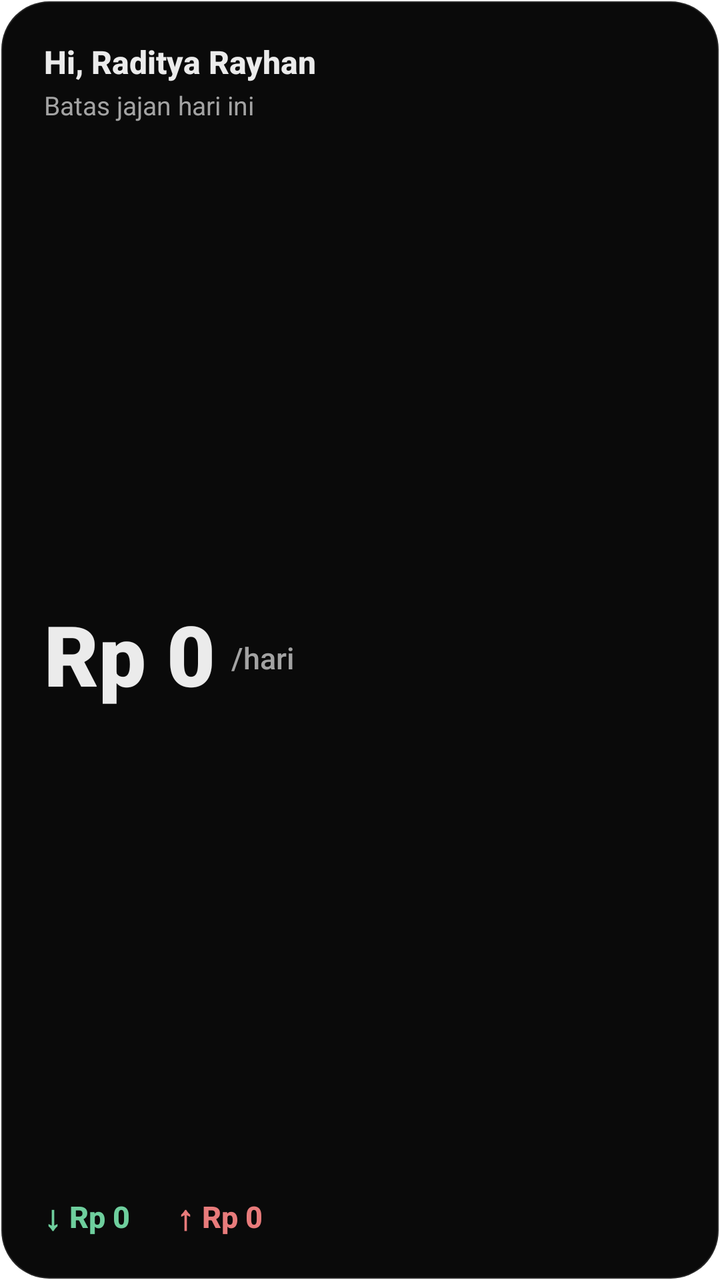
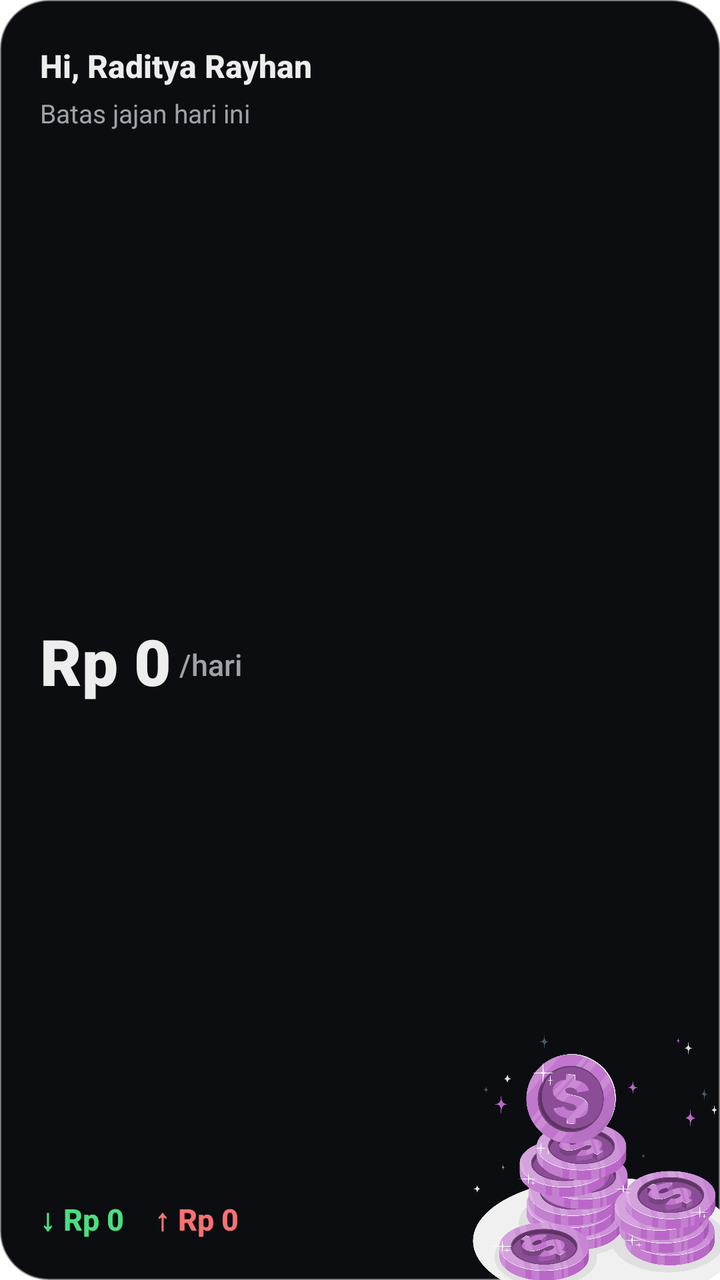

An Android layout rendered at two revisions. The XML below is the earlier revision; the diff shows what the commit changed to produce the second picture.
<!-- AndroidManifest.xml: fallback theme Theme.MaterialComponents.DayNight.NoActionBar -->
<!-- res/layout/widget_jajan_4x2.xml -->
<?xml version="1.0" encoding="utf-8"?>
<LinearLayout xmlns:android="http://schemas.android.com/apk/res/android"
    android:id="@+id/widget_4x2_container"
    android:layout_width="match_parent"
    android:layout_height="match_parent"
    android:background="@drawable/bg_widget_dark_4x2"
    android:orientation="vertical"
    android:paddingStart="22dp"
    android:paddingEnd="22dp"
    android:paddingTop="20dp"
    android:paddingBottom="20dp">

    
    <LinearLayout
        android:layout_width="match_parent"
        android:layout_height="wrap_content"
        android:orientation="vertical">

        <TextView
            android:id="@+id/tv_widget_greeting"
            android:layout_width="wrap_content"
            android:layout_height="wrap_content"
            android:text="Hi, Raditya Rayhan"
            android:textColor="#EBEBEB"
            android:textSize="16sp"
            android:textStyle="bold"
            android:fontFamily="sans-serif-medium" />

        <TextView
            android:id="@+id/tv_widget_subtitle"
            android:layout_width="wrap_content"
            android:layout_height="wrap_content"
            android:layout_marginTop="2dp"
            android:text="Batas jajan hari ini"
            android:textColor="#A3A3A3"
            android:textSize="13sp"
            android:fontFamily="sans-serif" />
    </LinearLayout>

    
    <LinearLayout
        android:layout_width="match_parent"
        android:layout_height="0dp"
        android:layout_weight="1"
        android:gravity="center_vertical"
        android:orientation="horizontal">

        <TextView
            android:id="@+id/tv_widget_daily_amount"
            android:layout_width="wrap_content"
            android:layout_height="wrap_content"
            android:text="Rp 0"
            android:textColor="#EBEBEB"
            android:textSize="42sp"
            android:textStyle="bold"
            android:fontFamily="sans-serif-black"
            android:includeFontPadding="false" />

        <TextView
            android:id="@+id/tv_widget_daily_unit"
            android:layout_width="wrap_content"
            android:layout_height="wrap_content"
            android:layout_marginStart="8dp"
            android:text="/hari"
            android:textColor="#A3A3A3"
            android:textSize="15sp"
            android:fontFamily="sans-serif-medium" />
    </LinearLayout>

    
    <LinearLayout
        android:layout_width="match_parent"
        android:layout_height="wrap_content"
        android:gravity="center_vertical"
        android:orientation="horizontal">

        
        <LinearLayout
            android:layout_width="wrap_content"
            android:layout_height="wrap_content"
            android:gravity="center_vertical"
            android:orientation="horizontal">

            <TextView
                android:layout_width="wrap_content"
                android:layout_height="wrap_content"
                android:text="↓"
                android:textColor="#6ECE9D"
                android:textSize="17sp"
                android:textStyle="bold" />

            <TextView
                android:id="@+id/tv_widget_remaining"
                android:layout_width="wrap_content"
                android:layout_height="wrap_content"
                android:layout_marginStart="4dp"
                android:text="Rp 0"
                android:textColor="#6ECE9D"
                android:textSize="15sp"
                android:textStyle="bold"
                android:fontFamily="sans-serif-medium" />
        </LinearLayout>

        <TextView
            android:layout_width="wrap_content"
            android:layout_height="wrap_content"
            android:layout_marginStart="20dp"
            android:text=" " />

        
        <LinearLayout
            android:layout_width="wrap_content"
            android:layout_height="wrap_content"
            android:gravity="center_vertical"
            android:orientation="horizontal">

            <TextView
                android:layout_width="wrap_content"
                android:layout_height="wrap_content"
                android:text="↑"
                android:textColor="#E87B7B"
                android:textSize="17sp"
                android:textStyle="bold" />

            <TextView
                android:id="@+id/tv_widget_spent"
                android:layout_width="wrap_content"
                android:layout_height="wrap_content"
                android:layout_marginStart="4dp"
                android:text="Rp 0"
                android:textColor="#E87B7B"
                android:textSize="15sp"
                android:textStyle="bold"
                android:fontFamily="sans-serif-medium" />
        </LinearLayout>
    </LinearLayout>

</LinearLayout>
<!-- resources referenced by this layout -->
<resources>
  <!-- drawable bg_widget_dark_4x2 (drawable) -->
  <?xml version="1.0" encoding="utf-8"?>
  <shape xmlns:android="http://schemas.android.com/apk/res/android"
      android:shape="rectangle">
      <solid android:color="#0A0A0A" />
      <corners android:radius="24dp" />
      <stroke
          android:width="1.2dp"
          android:color="#1FFFFFFF" />
  </shape>
</resources>

<!-- the commit's change to res/layout/widget_jajan_4x2.xml (unified diff, before → after) -->
@@ -1,138 +1,157 @@
-<?xml version="1.0" encoding="utf-8"?>
-<LinearLayout xmlns:android="http://schemas.android.com/apk/res/android"
+<FrameLayout xmlns:android="http://schemas.android.com/apk/res/android"
     android:id="@+id/widget_4x2_container"
     android:layout_width="match_parent"
     android:layout_height="match_parent"
-    android:background="@drawable/bg_widget_dark_4x2"
-    android:orientation="vertical"
-    android:paddingStart="22dp"
-    android:paddingEnd="22dp"
-    android:paddingTop="20dp"
-    android:paddingBottom="20dp">
+    android:background="@drawable/bg_widget_dark_4x2">
+
+    
+    <ImageView
+        android:id="@+id/iv_widget_coins"
+        android:layout_width="165dp"
+        android:layout_height="145dp"
+        android:layout_gravity="end|bottom"
+        android:layout_marginEnd="-25dp"
+        android:layout_marginBottom="-15dp"
+        android:contentDescription="Coins Illustration"
+        android:scaleType="fitCenter"
+        android:src="@drawable/coins_illustration" />
 
     
     <LinearLayout
         android:layout_width="match_parent"
-        android:layout_height="wrap_content"
-        android:orientation="vertical">
-
-        <TextView
-            android:id="@+id/tv_widget_greeting"
-            android:layout_width="wrap_content"
-            android:layout_height="wrap_content"
-            android:text="Hi, Raditya Rayhan"
-            android:textColor="#EBEBEB"
-            android:textSize="16sp"
-            android:textStyle="bold"
-            android:fontFamily="sans-serif-medium" />
-
-        <TextView
-            android:id="@+id/tv_widget_subtitle"
-            android:layout_width="wrap_content"
-            android:layout_height="wrap_content"
-            android:layout_marginTop="2dp"
-            android:text="Batas jajan hari ini"
-            android:textColor="#A3A3A3"
-            android:textSize="13sp"
-            android:fontFamily="sans-serif" />
-    </LinearLayout>
-
-    
-    <LinearLayout
-        android:layout_width="match_parent"
-        android:layout_height="0dp"
-        android:layout_weight="1"
-        android:gravity="center_vertical"
-        android:orientation="horizontal">
-
-        <TextView
-            android:id="@+id/tv_widget_daily_amount"
-            android:layout_width="wrap_content"
-            android:layout_height="wrap_content"
-            android:text="Rp 0"
-            android:textColor="#EBEBEB"
-            android:textSize="42sp"
-            android:textStyle="bold"
-            android:fontFamily="sans-serif-black"
-            android:includeFontPadding="false" />
-
-        <TextView
-            android:id="@+id/tv_widget_daily_unit"
-            android:layout_width="wrap_content"
-            android:layout_height="wrap_content"
-            android:layout_marginStart="8dp"
-            android:text="/hari"
-            android:textColor="#A3A3A3"
-            android:textSize="15sp"
-            android:fontFamily="sans-serif-medium" />
-    </LinearLayout>
-
-    
-    <LinearLayout
-        android:layout_width="match_parent"
-        android:layout_height="wrap_content"
-        android:gravity="center_vertical"
-        android:orientation="horizontal">
+        android:layout_height="match_parent"
+        android:orientation="vertical"
+        android:paddingStart="20dp"
+        android:paddingEnd="20dp"
+        android:paddingTop="22dp"
+        android:paddingBottom="20dp">
 
         
         <LinearLayout
-            android:layout_width="wrap_content"
+            android:layout_width="match_parent"
+            android:layout_height="wrap_content"
+            android:orientation="vertical">
+
+            <TextView
+                android:id="@+id/tv_widget_greeting"
+                android:layout_width="wrap_content"
+                android:layout_height="wrap_content"
+                android:fontFamily="sans-serif-medium"
+                android:text="Hi, Raditya Rayhan"
+                android:textColor="#EDEDED"
+                android:textSize="16sp"
+                android:textStyle="bold" />
+
+            <TextView
+                android:id="@+id/tv_widget_subtitle"
+                android:layout_width="wrap_content"
+                android:layout_height="wrap_content"
+                android:layout_marginTop="4dp"
+                android:fontFamily="sans-serif"
+                android:text="Batas jajan hari ini"
+                android:textColor="#A1A1AA"
+                android:textSize="13sp" />
+        </LinearLayout>
+
+        
+        <LinearLayout
+            android:layout_width="match_parent"
+            android:layout_height="0dp"
+            android:layout_weight="1"
+            android:gravity="center_vertical"
+            android:orientation="horizontal">
+
+            <TextView
+                android:id="@+id/tv_widget_daily_amount"
+                android:layout_width="wrap_content"
+                android:layout_height="wrap_content"
+                android:fontFamily="sans-serif-black"
+                android:includeFontPadding="false"
+                android:text="Rp 0"
+                android:textColor="#EDEDED"
+                android:textSize="32sp"
+                android:textStyle="bold" />
+
+            <TextView
+                android:id="@+id/tv_widget_daily_unit"
+                android:layout_width="wrap_content"
+                android:layout_height="wrap_content"
+                android:layout_marginStart="4dp"
+                android:fontFamily="sans-serif-medium"
+                android:text="/hari"
+                android:textColor="#A1A1AA"
+                android:textSize="15sp" />
+        </LinearLayout>
+
+        
+        <LinearLayout
+            android:layout_width="match_parent"
             android:layout_height="wrap_content"
             android:gravity="center_vertical"
             android:orientation="horizontal">
 
+            
+            <LinearLayout
+                android:layout_width="wrap_content"
+                android:layout_height="wrap_content"
+                android:gravity="center_vertical"
+                android:orientation="horizontal">
+
+                <TextView
+                    android:layout_width="wrap_content"
+                    android:layout_height="wrap_content"
+                    android:text="↓"
+                    android:textColor="#4ADE80"
+                    android:textSize="15sp"
+                    android:textStyle="bold" />
+
+                <TextView
+                    android:id="@+id/tv_widget_remaining"
+                    android:layout_width="wrap_content"
+                    android:layout_height="wrap_content"
+                    android:layout_marginStart="4dp"
+                    android:fontFamily="sans-serif-medium"
+                    android:text="Rp 0"
+                    android:textColor="#4ADE80"
+                    android:textSize="15sp"
+                    android:textStyle="bold" />
+            </LinearLayout>
+
+            
             <TextView
                 android:layout_width="wrap_content"
                 android:layout_height="wrap_content"
-                android:text="↓"
-                android:textColor="#6ECE9D"
-                android:textSize="17sp"
-                android:textStyle="bold" />
+                android:layout_marginStart="12dp"
+                android:text=" " />
 
-            <TextView
-                android:id="@+id/tv_widget_remaining"
+            
+            <LinearLayout
                 android:layout_width="wrap_content"
                 android:layout_height="wrap_content"
-                android:layout_marginStart="4dp"
-                android:text="Rp 0"
-                android:textColor="#6ECE9D"
-                android:textSize="15sp"
-                android:textStyle="bold"
-                android:fontFamily="sans-serif-medium" />
+                android:gravity="center_vertical"
+                android:orientation="horizontal">
+
+                <TextView
+                    android:layout_width="wrap_content"
+                    android:layout_height="wrap_content"
+                    android:text="↑"
+                    android:textColor="#F87171"
+                    android:textSize="15sp"
+                    android:textStyle="bold" />
+
+                <TextView
+                    android:id="@+id/tv_widget_spent"
+                    android:layout_width="wrap_content"
+                    android:layout_height="wrap_content"
+                    android:layout_marginStart="4dp"
+                    android:fontFamily="sans-serif-medium"
+                    android:text="Rp 0"
+                    android:textColor="#F87171"
+                    android:textSize="15sp"
+                    android:textStyle="bold" />
+            </LinearLayout>
         </LinearLayout>
 
-        <TextView
-            android:layout_width="wrap_content"
-            android:layout_height="wrap_content"
-            android:layout_marginStart="20dp"
-            android:text=" " />
-
-        
-        <LinearLayout
-            android:layout_width="wrap_content"
-            android:layout_height="wrap_content"
-            android:gravity="center_vertical"
-            android:orientation="horizontal">
-
-            <TextView
-                android:layout_width="wrap_content"
-                android:layout_height="wrap_content"
-                android:text="↑"
-                android:textColor="#E87B7B"
-                android:textSize="17sp"
-                android:textStyle="bold" />
-
-            <TextView
-                android:id="@+id/tv_widget_spent"
-                android:layout_width="wrap_content"
-                android:layout_height="wrap_content"
-                android:layout_marginStart="4dp"
-                android:text="Rp 0"
-                android:textColor="#E87B7B"
-                android:textSize="15sp"
-                android:textStyle="bold"
-                android:fontFamily="sans-serif-medium" />
-        </LinearLayout>
     </LinearLayout>
 
-</LinearLayout>
+</FrameLayout>
<!-- resource entries referenced after the edit -->
@@ -4,11 +4,12 @@
   <?xml version="1.0" encoding="utf-8"?>
   <shape xmlns:android="http://schemas.android.com/apk/res/android"
       android:shape="rectangle">
-      <solid android:color="#0A0A0A" />
+      <solid android:color="#0C0D10" />
       <corners android:radius="24dp" />
       <stroke
-          android:width="1.2dp"
-          android:color="#1FFFFFFF" />
+          android:width="1dp"
+          android:color="#8027272A" />
   </shape>
+  <!-- drawable coins_illustration: png bitmap (drawable, 549973 bytes) -->
 </resources>
 
